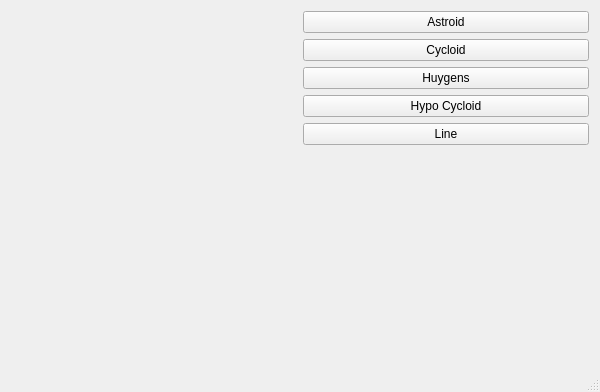
Qt form MainWindow.ui (MajaGruca/QtCurves) before a commit.
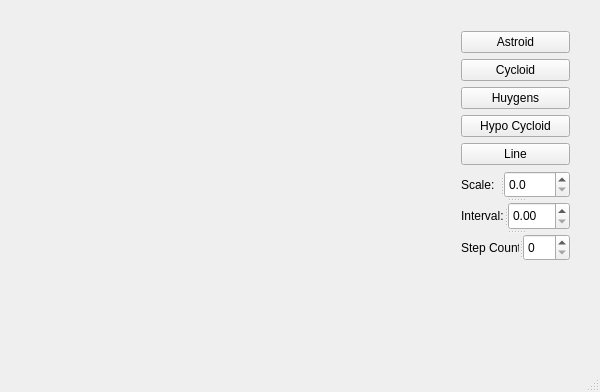
The same form after that commit. Custom widgets are drawn as their Qt base class.

Commit message: Added Spin Boxes

```diff
--- a/MainWindow.ui
+++ b/MainWindow.ui
@@ -14,16 +14,34 @@
    <string>MainWindow</string>
   </property>
   <widget class="QWidget" name="centralWidget">
-   <layout class="QGridLayout" name="gridLayout">
-    <item row="0" column="0">
-     <layout class="QHBoxLayout" name="horizontalLayout">
-      <item>
-       <widget class="RenderArea" name="renderArea" native="true"/>
-      </item>
-      <item>
+   <widget class="RenderArea" name="renderArea" native="true">
+    <property name="geometry">
+     <rect>
+      <x>20</x>
+      <y>20</y>
+      <width>411</width>
+      <height>341</height>
+     </rect>
+    </property>
+   </widget>
+   <widget class="QWidget" name="">
+    <property name="geometry">
+     <rect>
+      <x>450</x>
+      <y>20</y>
+      <width>131</width>
+      <height>341</height>
+     </rect>
+    </property>
        <layout class="QVBoxLayout" name="verticalLayout">
         <item>
          <widget class="QPushButton" name="btnAstroid">
+       <property name="maximumSize">
+        <size>
+         <width>143</width>
+         <height>16777215</height>
+        </size>
+       </property>
           <property name="text">
            <string>Astroid</string>
           </property>
@@ -31,6 +49,12 @@
         </item>
         <item>
          <widget class="QPushButton" name="btnCycloid">
+       <property name="maximumSize">
+        <size>
+         <width>143</width>
+         <height>16777215</height>
+        </size>
+       </property>
           <property name="text">
            <string>Cycloid</string>
           </property>
@@ -38,6 +62,12 @@
         </item>
         <item>
          <widget class="QPushButton" name="btnHuygens">
+       <property name="maximumSize">
+        <size>
+         <width>143</width>
+         <height>16777215</height>
+        </size>
+       </property>
           <property name="text">
            <string>Huygens</string>
           </property>
@@ -45,6 +75,12 @@
         </item>
         <item>
          <widget class="QPushButton" name="btnHypo">
+       <property name="maximumSize">
+        <size>
+         <width>143</width>
+         <height>16777215</height>
+        </size>
+       </property>
           <property name="text">
            <string>Hypo Cycloid</string>
           </property>
@@ -52,11 +88,78 @@
         </item>
         <item>
          <widget class="QPushButton" name="btnLine">
+       <property name="maximumSize">
+        <size>
+         <width>143</width>
+         <height>16777215</height>
+        </size>
+       </property>
           <property name="text">
            <string>Line</string>
           </property>
          </widget>
         </item>
+     <item>
+      <widget class="QSplitter" name="splitter_4">
+       <property name="orientation">
+        <enum>Qt::Vertical</enum>
+       </property>
+       <widget class="QSplitter" name="splitter">
+        <property name="orientation">
+         <enum>Qt::Horizontal</enum>
+        </property>
+        <widget class="QLabel" name="label">
+         <property name="text">
+          <string>Scale:</string>
+         </property>
+        </widget>
+        <widget class="QDoubleSpinBox" name="spinScale">
+         <property name="decimals">
+          <number>1</number>
+         </property>
+         <property name="singleStep">
+          <double>0.500000000000000</double>
+         </property>
+        </widget>
+       </widget>
+       <widget class="QSplitter" name="splitter_2">
+        <property name="orientation">
+         <enum>Qt::Horizontal</enum>
+        </property>
+        <widget class="QLabel" name="label_2">
+         <property name="text">
+          <string>Interval:</string>
+         </property>
+        </widget>
+        <widget class="QDoubleSpinBox" name="spinInterval">
+         <property name="maximum">
+          <double>100.000000000000000</double>
+         </property>
+         <property name="singleStep">
+          <double>0.300000000000000</double>
+         </property>
+        </widget>
+       </widget>
+       <widget class="QSplitter" name="splitter_3">
+        <property name="orientation">
+         <enum>Qt::Horizontal</enum>
+        </property>
+        <widget class="QLabel" name="label_3">
+         <property name="text">
+          <string>Step Count: </string>
+         </property>
+        </widget>
+        <widget class="QSpinBox" name="spinStep">
+         <property name="maximum">
+          <number>512</number>
+         </property>
+         <property name="singleStep">
+          <number>4</number>
+         </property>
+        </widget>
+       </widget>
+      </widget>
+     </item>
         <item>
          <spacer name="verticalSpacer">
           <property name="orientation">
@@ -71,10 +174,7 @@
          </spacer>
         </item>
        </layout>
-      </item>
-     </layout>
-    </item>
-   </layout>
+   </widget>
   </widget>
   <widget class="QStatusBar" name="statusBar"/>
  </widget>
```
Lines whose indentation alone changed are shown as unchanged. The commit also changes 4 other files.
